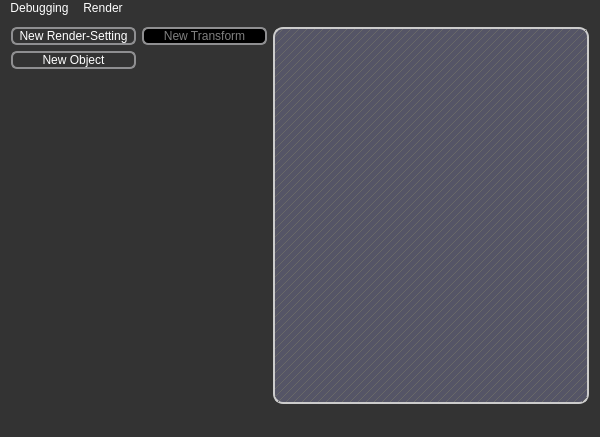
Qt form qt-frontend/SimplexGui/mainwindow.ui (phresnel/picogen) before a commit.
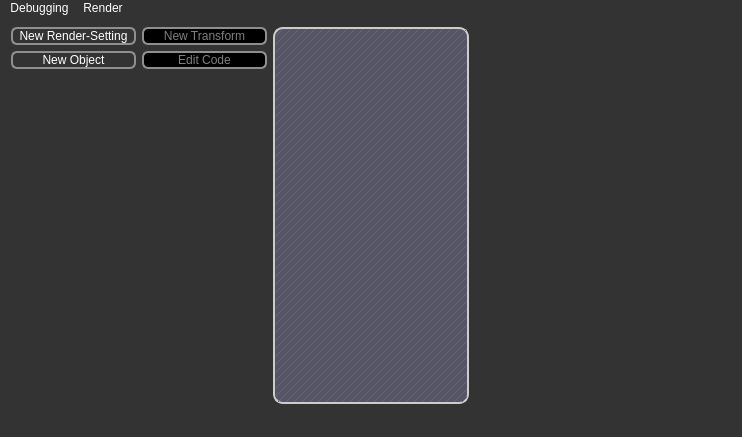
The same form after that commit. Custom widgets are drawn as their Qt base class.

Commit message: integrate the quatsch-sourcecode-editor

What changed in the file:
```diff
--- a/qt-frontend/SimplexGui/mainwindow.ui
+++ b/qt-frontend/SimplexGui/mainwindow.ui
@@ -6,7 +6,7 @@
    <rect>
     <x>0</x>
     <y>0</y>
-    <width>600</width>
+    <width>740</width>
     <height>437</height>
    </rect>
   </property>
@@ -33,7 +33,7 @@
 	color:transparent;
 }
 
-QGraphicsView, QMdiArea, QTreeView {
+QGraphicsView, QMdiArea, QTreeView, QTextEdit {
 	border:2px solid #ccc;
 	border-radius:10px; 
 	background-color:#556;
@@ -148,6 +148,16 @@
           </property>
          </widget>
         </item>
+        <item row="1" column="1">
+         <widget class="QPushButton" name="editCodeButton">
+          <property name="enabled">
+           <bool>false</bool>
+          </property>
+          <property name="text">
+           <string>Edit Code</string>
+          </property>
+         </widget>
+        </item>
        </layout>
       </item>
       <item>
@@ -187,6 +197,25 @@
       </property>
      </widget>
     </item>
+    <item>
+     <widget class="QuatschSourceEditor" name="codeEditor" native="true">
+      <property name="enabled">
+       <bool>false</bool>
+      </property>
+      <property name="sizePolicy">
+       <sizepolicy hsizetype="Preferred" vsizetype="Preferred">
+        <horstretch>0</horstretch>
+        <verstretch>0</verstretch>
+       </sizepolicy>
+      </property>
+      <property name="minimumSize">
+       <size>
+        <width>256</width>
+        <height>324</height>
+       </size>
+      </property>
+     </widget>
+    </item>
    </layout>
   </widget>
   <widget class="QMenuBar" name="menuBar">
@@ -194,8 +223,8 @@
     <rect>
      <x>0</x>
      <y>0</y>
-     <width>600</width>
-     <height>19</height>
+     <width>740</width>
+     <height>16</height>
     </rect>
    </property>
    <widget class="QMenu" name="menuDebugging">
@@ -239,6 +268,12 @@
    <header location="global">qttreepropertybrowser.h</header>
    <container>1</container>
   </customwidget>
+  <customwidget>
+   <class>QuatschSourceEditor</class>
+   <extends>QWidget</extends>
+   <header>../QtQuatschSourceEditor/quatschsourceeditor.hh</header>
+   <container>1</container>
+  </customwidget>
  </customwidgets>
  <resources/>
  <connections/>
```
The commit also changes 9 other files.
